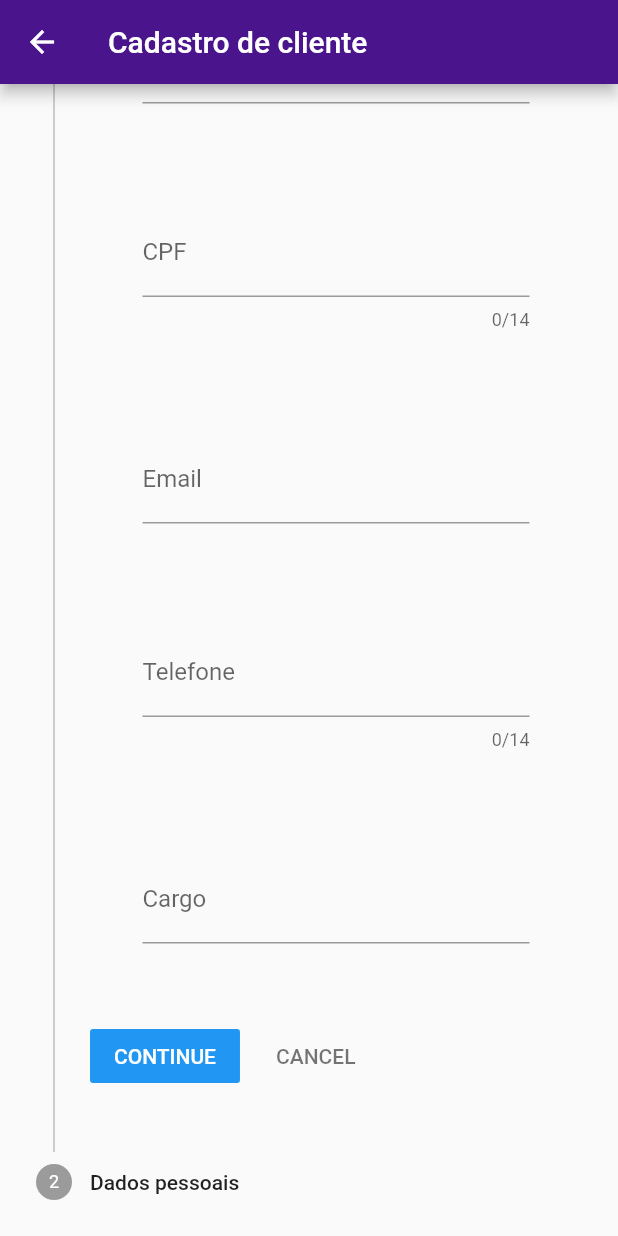
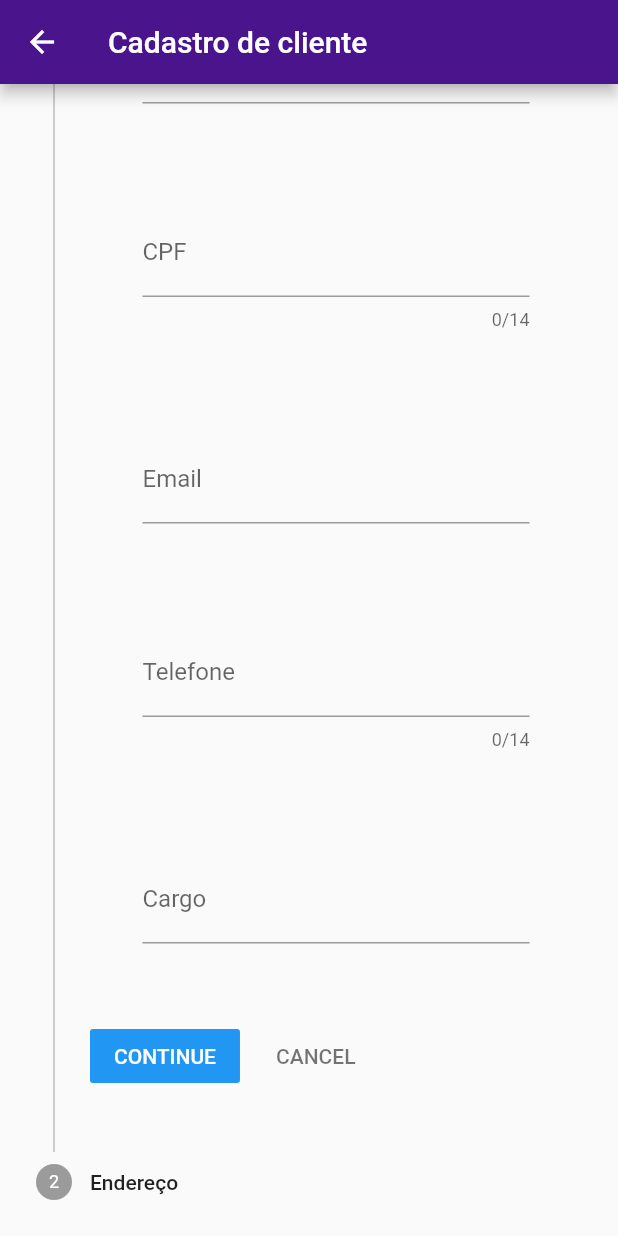
Before and after one commit to levelup-srtch/easycharge-app, a Flutter app: the FormularioDeCliente screen opened directly, scrolled down 153 dp, on a phone screen of 412 x 824 dp. Run offline on Flutter 3.47's test engine with Material 2 defaults, Android fonts, the phone set to English and light mode, and no system bars; our stand-ins replace brasil_fields; missing offline and left inert: flux_validator_dart.

Commit message:
Implementação do Stepper finalizada

```diff
--- a/lib/main.dart
+++ b/lib/main.dart
@@ -1,6 +1,7 @@
 import 'package:easycharge/state/listaDividas.dart';
 import 'package:easycharge/screens/cliente/listagem.dart';
 import 'package:easycharge/screens/divida/listagem.dart';
+import 'package:easycharge/state/wizard_cadastro_cliente.dart';
 import 'package:flutter/material.dart';
 import 'package:provider/provider.dart';
 
@@ -13,6 +14,9 @@ void main() => runApp(MultiProvider(
     ),
     ChangeNotifierProvider(
       create: (context) => ListaDeDividas()
+    ),
+    ChangeNotifierProvider(
+        create: (context) => WizardCadastroDeClienteState()
     ),
   ],
   child: EasychargeApp(),
--- a/lib/screens/cliente/formulario.dart
+++ b/lib/screens/cliente/formulario.dart
@@ -8,9 +8,15 @@ import '../../models/cliente.dart';
 import '../../state/listaClientes.dart';
 import '../../state/wizard_cadastro_cliente.dart';
 
-class FormularioDeCliente extends StatelessWidget {
+class FormularioDeCliente extends StatefulWidget {
 
+  @override
+  State<FormularioDeCliente> createState() => _FormularioDeClienteState();
+}
+
+class _FormularioDeClienteState extends State<FormularioDeCliente> {
   var passoDadosPessoais = _DadosPessoaisForm();
+
   var passoEndereco = _EnderecoForm();
 
   @override
@@ -29,11 +35,11 @@ class FormularioDeCliente extends StatelessWidget {
             onStepCancel: () => wizardState.volta(),
             steps: [
               Step(
-                title: Text('Identificação'),
+                title: Text('Dados Pessoais'),
                 content: passoDadosPessoais,
               ),
               Step(
-                title: Text('Dados pessoais'),
+                title: Text('Endereço'),
                 content: passoEndereco,
               ),
             ],
```
